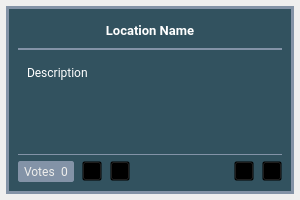
The window that src/app/gui/forms/widgetlocation.ui (botorabi/Meet4Eat-Desktop) describes before a commit, drawn with Qt 5.
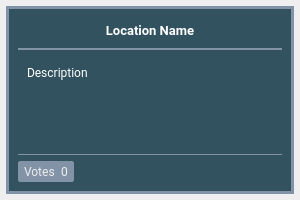
The same window after the commit. Icons and pictures are not drawn.

What changed in the file:
```diff
--- a/src/app/gui/forms/widgetlocation.ui
+++ b/src/app/gui/forms/widgetlocation.ui
@@ -292,7 +292,13 @@
             </property>
             <property name="styleSheet">
              <string notr="true">QPushButton {
+  background-color: transparent;
+  border-radius: 10px;
   border-image: url(:/icon-thumbdown.png);
+}
+QPushButton:hover {
+  background-color: rgb(50,82,95);
+  border-radius: 10px;
 }</string>
             </property>
            </widget>
@@ -322,7 +328,13 @@
             </property>
             <property name="styleSheet">
              <string notr="true">QPushButton {
+  background-color: transparent;
+  border-radius: 10px;
   border-image: url(:/icon-thumbup.png);
+}
+QPushButton:hover {
+  background-color: rgb(50,82,95);
+  border-radius: 10px;
 }</string>
             </property>
            </widget>
@@ -365,9 +377,50 @@
             </property>
             <property name="styleSheet">
              <string notr="true">QPushButton {
-  border-image: url(:/icon-delete.png);
+  background-color: transparent;
+  border-radius: 10px;
+  border-image: url(:/icon-delete-small.png);
 }
-</string>
+QPushButton:hover {
+  background-color: rgb(50,82,95);
+  border-radius: 10px;
+}</string>
+            </property>
+           </widget>
+          </item>
+          <item>
+           <widget class="QPushButton" name="pushButtonEdit">
+            <property name="minimumSize">
+             <size>
+              <width>20</width>
+              <height>20</height>
+             </size>
+            </property>
+            <property name="maximumSize">
+             <size>
+              <width>20</width>
+              <height>20</height>
+             </size>
+            </property>
+            <property name="cursor">
+             <cursorShape>PointingHandCursor</cursorShape>
+            </property>
+            <property name="focusPolicy">
+             <enum>Qt::NoFocus</enum>
+            </property>
+            <property name="toolTip">
+             <string>Settings</string>
+            </property>
+            <property name="styleSheet">
+             <string notr="true">QPushButton {
+  background-color: transparent;
+  border-radius: 10px;
+  border-image: url(:/icon-settings-small.png);
+}
+QPushButton:hover {
+  background-color: rgb(50,82,95);
+  border-radius: 10px;
+}</string>
             </property>
            </widget>
           </item>
@@ -396,9 +449,14 @@
             </property>
             <property name="styleSheet">
              <string notr="true">QPushButton {
+  background-color: transparent;
+  border-radius: 10px;
   border-image: url(:/icon-info.png);
 }
-</string>
+QPushButton:hover {
+  background-color: rgb(50,82,95);
+  border-radius: 10px;
+}</string>
             </property>
            </widget>
           </item>
```
Left out of the diff: 25 changed lines with no effect on the pictures.
